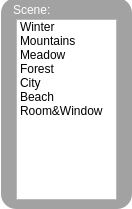
lznt/p2Scripts, file Scene.ui: the form before one commit.
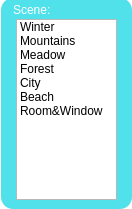
The form after the commit.

Commit message: chage the GUI color and modify the MainMenu.js

The edit to the form file:
```diff
--- a/Scene.ui
+++ b/Scene.ui
@@ -18,7 +18,8 @@
   </property>
   <property name="styleSheet">
    <string notr="true">QWidget#Scene{ background-color: transparent;}
-QFrame#frame{ background-color: rgba(136, 136, 136, 200); border-radius: 15px; }</string>
+QFrame#frame { background-color: rgba(33, 217, 229, 200);
+ border-radius: 12px;}</string>
   </property>
   <widget class="QFrame" name="frame">
    <property name="geometry">
```
The commit also changes 11 other files.
